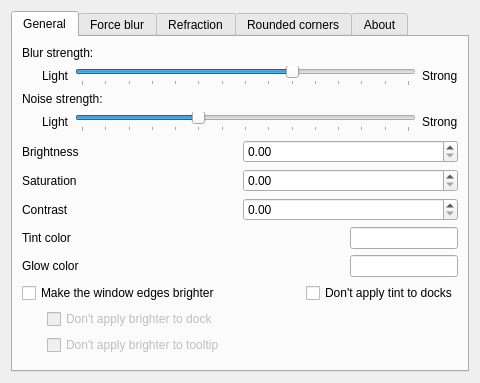
Before: the Qt Designer form src/kcm/blur_config.ui in 4v3ngR/kwin-effects-glass, drawn with Qt 5.
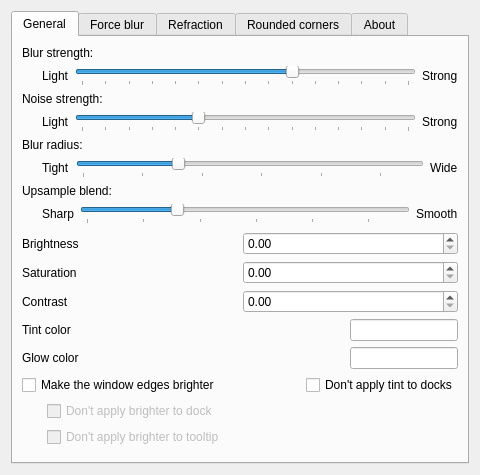
After: the same form once the commit is applied. Custom widgets are drawn as their Qt base class.

Commit message: feat: enhance blur effect with adjustable radius and upsample offset

What changed in the file:
```diff
--- a/src/kcm/blur_config.ui
+++ b/src/kcm/blur_config.ui
@@ -150,6 +150,144 @@
          </item>
         </layout>
        </item>
+       <item>
+        <widget class="QLabel" name="labelBlurRadiusDescription">
+         <property name="text">
+          <string>Blur radius:</string>
+         </property>
+        </widget>
+       </item>
+       <item>
+        <layout class="QHBoxLayout" name="horizontalLayoutBlurRadius">
+         <item>
+          <spacer name="horizontalSpacerBlurRadius">
+           <property name="orientation">
+            <enum>Qt::Orientation::Horizontal</enum>
+           </property>
+           <property name="sizeType">
+            <enum>QSizePolicy::Policy::Fixed</enum>
+           </property>
+           <property name="sizeHint" stdset="0">
+            <size>
+             <width>20</width>
+             <height>20</height>
+            </size>
+           </property>
+          </spacer>
+         </item>
+         <item>
+          <widget class="QLabel" name="labelBlurRadiusSmall">
+           <property name="text">
+            <string>Tight</string>
+           </property>
+          </widget>
+         </item>
+         <item>
+          <widget class="QSlider" name="kcfg_BlurRadius">
+           <property name="minimum">
+            <number>2</number>
+           </property>
+           <property name="maximum">
+            <number>30</number>
+           </property>
+           <property name="singleStep">
+            <number>1</number>
+           </property>
+           <property name="pageStep">
+            <number>5</number>
+           </property>
+           <property name="value">
+            <number>10</number>
+           </property>
+           <property name="orientation">
+            <enum>Qt::Orientation::Horizontal</enum>
+           </property>
+           <property name="tickPosition">
+            <enum>QSlider::TickPosition::TicksBelow</enum>
+           </property>
+           <property name="toolTip">
+            <string>Controls the downsample kernel spread. Higher = wider/softer blur, lower = tighter/sharper.</string>
+           </property>
+          </widget>
+         </item>
+         <item>
+          <widget class="QLabel" name="labelBlurRadiusLarge">
+           <property name="text">
+            <string>Wide</string>
+           </property>
+          </widget>
+         </item>
+        </layout>
+       </item>
+       <item>
+        <widget class="QLabel" name="labelUpsampleOffsetDescription">
+         <property name="text">
+          <string>Upsample blend:</string>
+         </property>
+        </widget>
+       </item>
+       <item>
+        <layout class="QHBoxLayout" name="horizontalLayoutUpsampleOffset">
+         <item>
+          <spacer name="horizontalSpacerUpsampleOffset">
+           <property name="orientation">
+            <enum>Qt::Orientation::Horizontal</enum>
+           </property>
+           <property name="sizeType">
+            <enum>QSizePolicy::Policy::Fixed</enum>
+           </property>
+           <property name="sizeHint" stdset="0">
+            <size>
+             <width>20</width>
+             <height>20</height>
+            </size>
+           </property>
+          </spacer>
+         </item>
+         <item>
+          <widget class="QLabel" name="labelUpsampleOffsetSharp">
+           <property name="text">
+            <string>Sharp</string>
+           </property>
+          </widget>
+         </item>
+         <item>
+          <widget class="QSlider" name="kcfg_UpsampleOffset">
+           <property name="minimum">
+            <number>2</number>
+           </property>
+           <property name="maximum">
+            <number>30</number>
+           </property>
+           <property name="singleStep">
+            <number>1</number>
+           </property>
+           <property name="pageStep">
+            <number>5</number>
+           </property>
+           <property name="value">
+            <number>10</number>
+           </property>
+           <property name="orientation">
+            <enum>Qt::Orientation::Horizontal</enum>
+           </property>
+           <property name="tickPosition">
+            <enum>QSlider::TickPosition::TicksBelow</enum>
+           </property>
+           <property name="toolTip">
+            <string>Controls the upsample reconstruction spread. Lower = sharper blur edges, higher = smoother transitions.</string>
+           </property>
+          </widget>
+         </item>
+         <item>
+          <widget class="QLabel" name="labelUpsampleOffsetSmooth">
+           <property name="text">
+            <string>Smooth</string>
+           </property>
+          </widget>
+         </item>
+        </layout>
+       </item>
        <item>
         <spacer name="verticalSpacer">
          <property name="orientation">
```
The commit also changes 5 other files.
